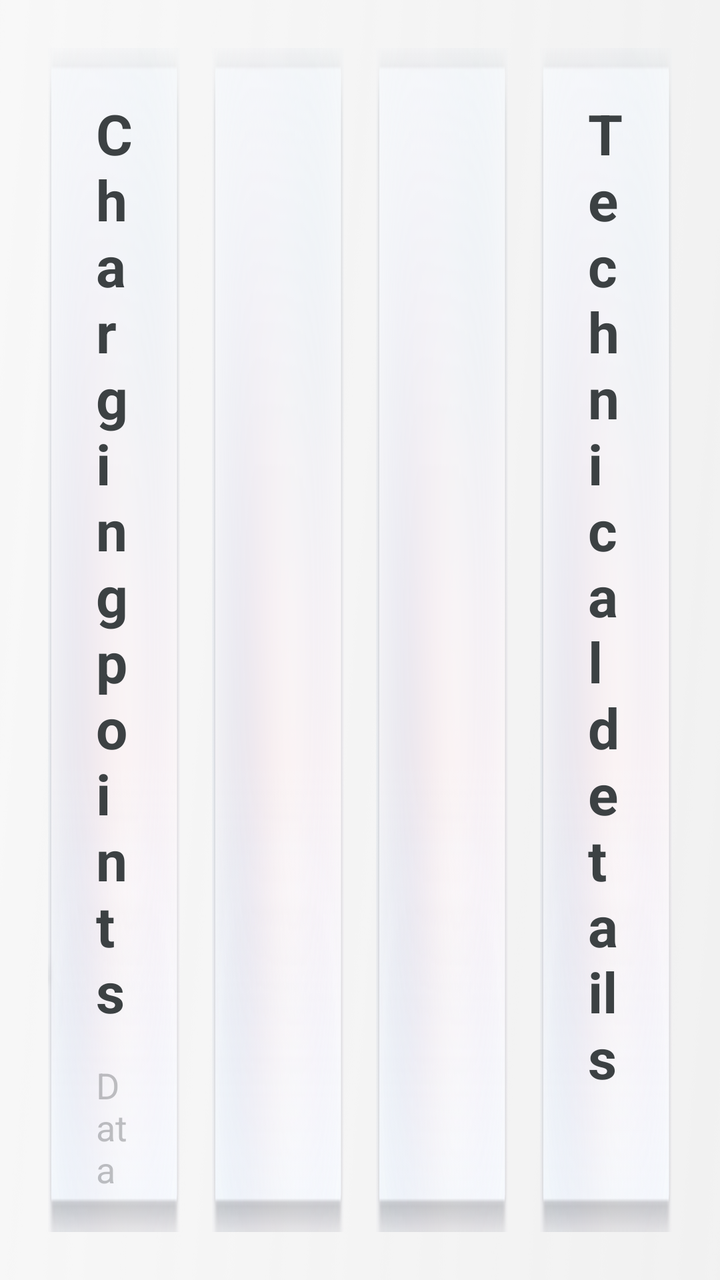
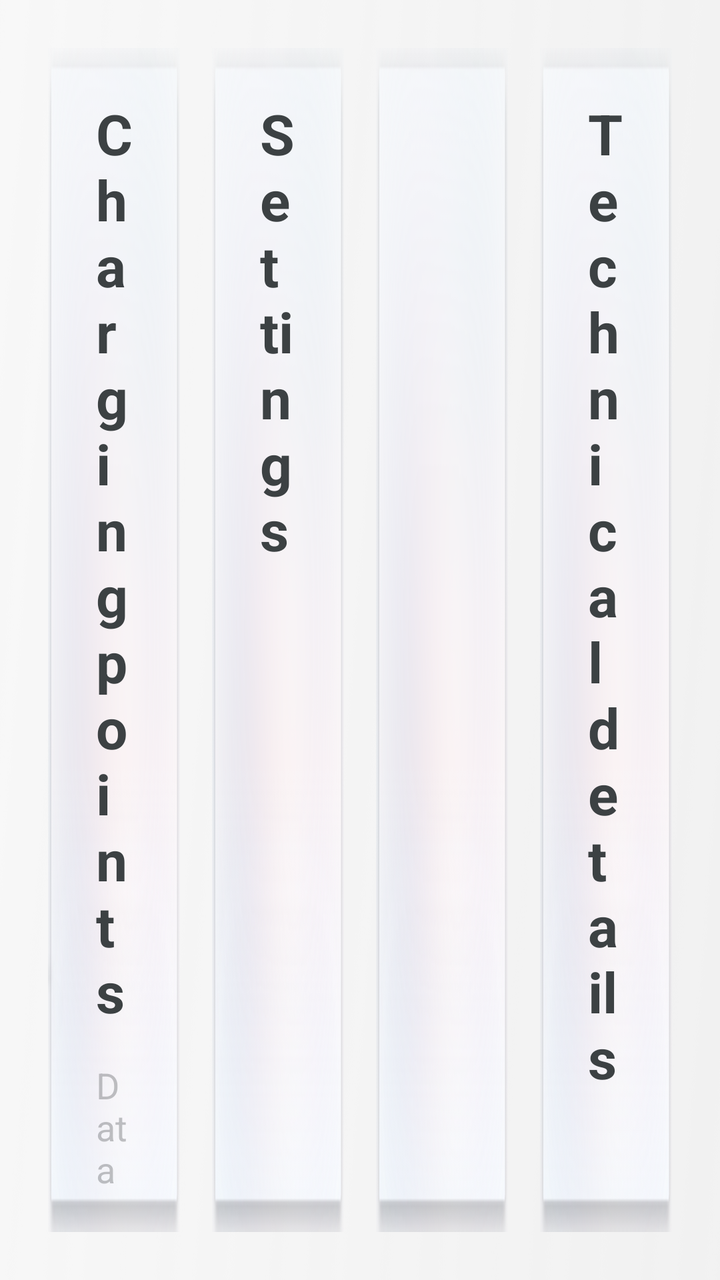

Two renders of the same Android screen: before a commit and after it. Below are the layout's source before the change and the commit's diff.
<!-- AndroidManifest.xml: application theme Theme.MG4SimpleLauncher -->
<!-- res/layout/fragment_system.xml -->
<?xml version="1.0" encoding="utf-8"?>
<LinearLayout xmlns:android="http://schemas.android.com/apk/res/android"
    android:layout_width="match_parent"
    android:layout_height="match_parent"
    android:orientation="horizontal"
    android:baselineAligned="false"
    android:padding="@dimen/screen_padding">

    
    <FrameLayout
        android:id="@+id/charging_card"
        android:layout_width="0dp"
        android:layout_height="match_parent"
        android:layout_weight="1"
        android:layout_marginEnd="@dimen/card_gap"
        android:background="@drawable/smallcard_selector"
        android:clickable="true"
        android:focusable="true">

        
        <ImageView
            android:layout_width="@dimen/charging_bolt_width"
            android:layout_height="@dimen/charging_bolt_height"
            android:layout_gravity="bottom|end"
            android:layout_marginEnd="@dimen/charging_bolt_margin_end"
            android:layout_marginBottom="@dimen/charging_bolt_margin_bottom"
            android:alpha="0.12"
            android:background="@drawable/ic_charging_bolt"
            android:contentDescription="@null" />

        <LinearLayout
            android:layout_width="match_parent"
            android:layout_height="match_parent"
            android:orientation="vertical"
            android:padding="@dimen/info_card_padding">

            <TextView
                android:layout_width="wrap_content"
                android:layout_height="wrap_content"
                android:text="@string/charging_title"
                android:textColor="@color/text_primary"
                android:textSize="@dimen/small_card_label_size"
                android:textStyle="bold" />

            <LinearLayout
                android:id="@+id/charging_card_results"
                android:layout_width="match_parent"
                android:layout_height="0dp"
                android:layout_weight="1"
                android:layout_marginTop="14dp"
                android:orientation="vertical"
                android:visibility="gone">

                <TextView
                    android:id="@+id/charge_group_motorway"
                    android:layout_width="match_parent"
                    android:layout_height="wrap_content"
                    android:layout_marginBottom="6dp"
                    android:text="@string/charging_filter_motorway"
                    android:textColor="@color/accent"
                    android:textSize="@dimen/charge_item_detail_size"
                    android:textStyle="bold" />

            <include layout="@layout/part_charge_summary" android:id="@+id/charge_row_0" />
            <include layout="@layout/part_charge_summary" android:id="@+id/charge_row_1" />
            <include layout="@layout/part_charge_summary" android:id="@+id/charge_row_2" />

                <TextView
                    android:id="@+id/charge_group_supercharger"
                    android:layout_width="match_parent"
                    android:layout_height="wrap_content"
                    android:layout_marginTop="6dp"
                    android:layout_marginBottom="6dp"
                    android:text="@string/charging_filter_supercharger"
                    android:textColor="@color/accent"
                    android:textSize="@dimen/charge_item_detail_size"
                    android:textStyle="bold" />

            <include layout="@layout/part_charge_summary" android:id="@+id/charge_row_3" />
            <include layout="@layout/part_charge_summary" android:id="@+id/charge_row_4" />
            <include layout="@layout/part_charge_summary" android:id="@+id/charge_row_5" />
            </LinearLayout>

            <TextView
                android:id="@+id/charging_card_status"
                android:layout_width="match_parent"
                android:layout_height="0dp"
                android:layout_weight="1"
                android:layout_marginTop="16dp"
                android:textColor="@color/text_secondary"
                android:textSize="@dimen/info_card_body_size" />

            <TextView
                android:layout_width="match_parent"
                android:layout_height="wrap_content"
                android:text="@string/charging_attribution"
                android:textColor="@color/text_tertiary"
                android:textSize="@dimen/charge_item_detail_size" />
        </LinearLayout>
    </FrameLayout>

    
    <LinearLayout
        android:layout_width="0dp"
        android:layout_height="match_parent"
        android:layout_weight="1"
        android:layout_marginEnd="@dimen/card_gap"
        android:background="@drawable/smallcard_selector"
        android:gravity="center"
        android:orientation="vertical" />

    
    <LinearLayout
        android:layout_width="0dp"
        android:layout_height="match_parent"
        android:layout_weight="1"
        android:layout_marginEnd="@dimen/card_gap"
        android:background="@drawable/smallcard_selector"
        android:gravity="center"
        android:orientation="vertical" />
    
    <ScrollView
        android:layout_width="0dp"
        android:layout_height="match_parent"
        android:layout_weight="1"
        android:background="@drawable/smallcard_selector"
        android:fillViewport="true"
        android:padding="@dimen/info_card_padding"
        android:scrollbars="none">

        <LinearLayout
            android:layout_width="match_parent"
            android:layout_height="wrap_content"
            android:orientation="vertical">

            <TextView
                android:layout_width="wrap_content"
                android:layout_height="wrap_content"
                android:text="@string/sys_technical"
                android:textColor="@color/text_primary"
                android:textSize="@dimen/small_card_label_size"
                android:textStyle="bold" />

            <TextView
                android:id="@+id/tv_device_body"
                android:layout_width="match_parent"
                android:layout_height="wrap_content"
                android:layout_marginTop="16dp"
                android:lineSpacingExtra="6dp"
                android:textColor="@color/text_secondary"
                android:textSize="@dimen/info_card_body_size" />

            <Space
                android:layout_width="match_parent"
                android:layout_height="0dp"
                android:layout_weight="1"
                android:minHeight="16dp" />

            
            <TextView
                android:layout_width="wrap_content"
                android:layout_height="wrap_content"
                android:text="@string/sys_memory"
                android:textColor="@color/text_secondary"
                android:textSize="@dimen/info_card_body_size" />

            <TextView
                android:id="@+id/tv_memory_value"
                android:layout_width="wrap_content"
                android:layout_height="wrap_content"
                android:textColor="@color/text_primary"
                android:textSize="@dimen/sys_value_size"
                android:textStyle="bold" />

            <TextView
                android:layout_width="wrap_content"
                android:layout_height="wrap_content"
                android:text="@string/sys_used_total"
                android:textColor="@color/text_secondary"
                android:textSize="@dimen/info_card_body_size" />

            <Space
                android:layout_width="match_parent"
                android:layout_height="0dp"
                android:layout_weight="1"
                android:minHeight="16dp" />

            
            <TextView
                android:layout_width="wrap_content"
                android:layout_height="wrap_content"
                android:text="@string/sys_storage"
                android:textColor="@color/text_secondary"
                android:textSize="@dimen/info_card_body_size" />

            <TextView
                android:id="@+id/tv_storage_value"
                android:layout_width="wrap_content"
                android:layout_height="wrap_content"
                android:textColor="@color/text_primary"
                android:textSize="@dimen/sys_value_size"
                android:textStyle="bold" />

            <TextView
                android:layout_width="wrap_content"
                android:layout_height="wrap_content"
                android:text="@string/sys_free_total"
                android:textColor="@color/text_secondary"
                android:textSize="@dimen/info_card_body_size" />

            <Space
                android:layout_width="match_parent"
                android:layout_height="0dp"
                android:layout_weight="1"
                android:minHeight="16dp" />

            
            <TextView
                android:layout_width="wrap_content"
                android:layout_height="wrap_content"
                android:text="@string/sys_network"
                android:textColor="@color/text_secondary"
                android:textSize="@dimen/info_card_body_size" />

            <TextView
                android:id="@+id/tv_network_value"
                android:layout_width="wrap_content"
                android:layout_height="wrap_content"
                android:textColor="@color/text_primary"
                android:textSize="@dimen/sys_value_size"
                android:textStyle="bold" />

            <TextView
                android:id="@+id/tv_network_detail"
                android:layout_width="wrap_content"
                android:layout_height="wrap_content"
                android:textColor="@color/text_secondary"
                android:textSize="@dimen/info_card_body_size" />
        </LinearLayout>
    </ScrollView>
</LinearLayout>
<!-- res/layout/part_charge_summary.xml (included above) -->
<?xml version="1.0" encoding="utf-8"?>
<LinearLayout xmlns:android="http://schemas.android.com/apk/res/android"
    android:layout_width="match_parent"
    android:layout_height="wrap_content"
    android:layout_marginBottom="14dp"
    android:orientation="vertical">

    <TextView
        android:id="@+id/summary_name"
        android:layout_width="match_parent"
        android:layout_height="wrap_content"
        android:ellipsize="end"
        android:maxLines="1"
        android:textColor="@color/text_primary"
        android:textSize="@dimen/charge_item_detail_size"
        android:textStyle="bold" />

    <TextView
        android:id="@+id/summary_detail"
        android:layout_width="match_parent"
        android:layout_height="wrap_content"
        android:layout_marginTop="2dp"
        android:ellipsize="end"
        android:maxLines="1"
        android:textColor="@color/text_secondary"
        android:textSize="@dimen/charge_item_detail_size" />
</LinearLayout>
<!-- resources referenced by this layout -->
<resources>
  <color name="accent">#056eff</color>
  <color name="text_primary">#3c4143</color>
  <color name="text_secondary">#7f3c4143</color>
  <color name="text_tertiary">#503c4143</color>
  <dimen name="card_gap">16dp</dimen>
  <dimen name="charge_item_detail_size">18sp</dimen>
  <dimen name="charging_bolt_height">196dp</dimen>
  <dimen name="charging_bolt_margin_bottom">8dp</dimen>
  <dimen name="charging_bolt_margin_end">36dp</dimen>
  <dimen name="charging_bolt_width">150dp</dimen>
  <dimen name="info_card_body_size">22sp</dimen>
  <dimen name="info_card_padding">24dp</dimen>
  <dimen name="screen_padding">24dp</dimen>
  <dimen name="small_card_label_size">28sp</dimen>
  <dimen name="sys_value_size">32sp</dimen>
  <!-- drawable ic_charging_bolt: png bitmap (drawable, 1268 bytes) -->
  <!-- drawable smallcard_selector (drawable) -->
  <?xml version="1.0" encoding="utf-8"?>
  <selector xmlns:android="http://schemas.android.com/apk/res/android">
      <item android:state_pressed="true" android:drawable="@drawable/bg_clicked" />
      <item android:drawable="@drawable/bg_normal" />
  </selector>
  <string name="charging_attribution">Data © Open Charge Map</string>
  <string name="charging_filter_motorway">Motorway</string>
  <string name="charging_filter_supercharger">Supercharger</string>
  <string name="charging_title">Charging points</string>
  <string name="sys_free_total">free / total</string>
  <string name="sys_memory">Memory</string>
  <string name="sys_network">Network</string>
  <string name="sys_storage">Storage</string>
  <string name="sys_technical">Technical details</string>
  <string name="sys_used_total">used / total</string>
  <style name="Theme.MG4SimpleLauncher" parent="Theme.AppCompat.DayNight.NoActionBar">
          <item name="android:windowBackground">@drawable/bg_home</item>
          <item name="android:statusBarColor">@android:color/transparent</item>
          <item name="android:navigationBarColor">@android:color/transparent</item>
          <item name="colorAccent">@color/accent</item>
      </style>
  <!-- drawable bg_clicked: png bitmap (drawable, 39658 bytes) -->
  <!-- drawable bg_normal: png bitmap (drawable, 51707 bytes) -->
  <!-- drawable bg_home: png bitmap (drawable, 80650 bytes) -->
</resources>

<!-- the commit's change to res/layout/fragment_system.xml (unified diff, before → after) -->
@@ -101,13 +101,34 @@
 
     
     <LinearLayout
+        android:id="@+id/settings_card"
         android:layout_width="0dp"
         android:layout_height="match_parent"
         android:layout_weight="1"
         android:layout_marginEnd="@dimen/card_gap"
         android:background="@drawable/smallcard_selector"
-        android:gravity="center"
-        android:orientation="vertical" />
+        android:clickable="true"
+        android:focusable="true"
+        android:orientation="vertical"
+        android:padding="@dimen/info_card_padding">
+
+        <TextView
+            android:layout_width="wrap_content"
+            android:layout_height="wrap_content"
+            android:text="@string/settings_title"
+            android:textColor="@color/text_primary"
+            android:textSize="@dimen/small_card_label_size"
+            android:textStyle="bold" />
+
+        <TextView
+            android:id="@+id/settings_card_summary"
+            android:layout_width="match_parent"
+            android:layout_height="wrap_content"
+            android:layout_marginTop="16dp"
+            android:lineSpacingExtra="6dp"
+            android:textColor="@color/text_secondary"
+            android:textSize="@dimen/info_card_body_size" />
+    </LinearLayout>
 
     
     <LinearLayout
<!-- resource entries referenced after the edit -->
@@ -26,6 +26,7 @@
   <string name="charging_filter_motorway">Motorway</string>
   <string name="charging_filter_supercharger">Supercharger</string>
   <string name="charging_title">Charging points</string>
+  <string name="settings_title">Settings</string>
   <string name="sys_free_total">free / total</string>
   <string name="sys_memory">Memory</string>
   <string name="sys_network">Network</string>
